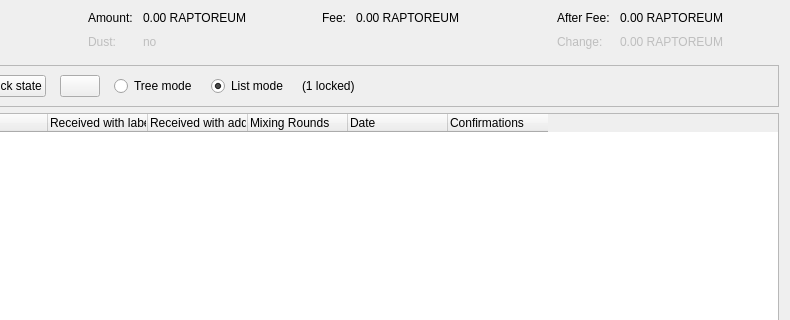
Above: src/qt/forms/coincontroldialog.ui from stabner/HashmonkeyCoin before the change; both pictures show x 164 to 954 and y 0 to 320 of the 954 by 500 pixel window. Below: the same form after it.
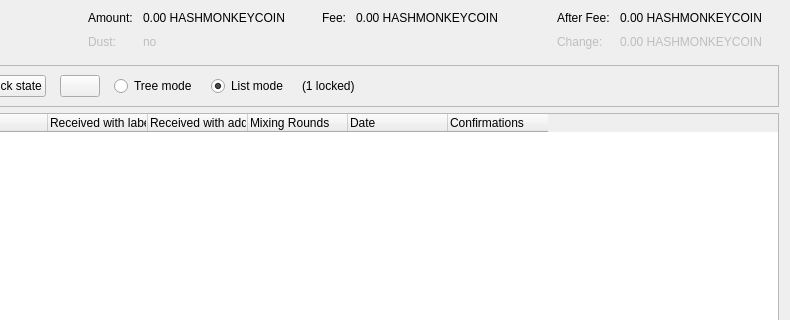
That is the form after the change. Custom widgets are drawn as their Qt base class.

Commit message:
Complete rebranding: Raptoreum â†’ HashmonkeyCoin, RTM â†’ HMNY
- Updated 662 files across the entire codebase
- Replaced all Raptoreum references with HashmonkeyCoin
- Replaced all RTM ticker references with HMNY
- Updated Qt locale files, test files, and documentation
- Updated binary names: hashmonkeycoind, hashmonkeycoin-qt, hashmonkeycoin-cli
- Updated configuration files and build scripts
- Complete rebranding from Raptoreum to HashmonkeyCoin (HMNY)

What changed in the file:
```diff
--- a/src/qt/forms/coincontroldialog.ui
+++ b/src/qt/forms/coincontroldialog.ui
@@ -114,7 +114,7 @@
           <enum>Qt::ActionsContextMenu</enum>
          </property>
          <property name="text">
-          <string notr="true">0.00 RAPTOREUM</string>
+          <string notr="true">0.00 HASHMONKEYCOIN</string>
          </property>
          <property name="textInteractionFlags">
           <set>Qt::LinksAccessibleByMouse|Qt::TextSelectableByKeyboard|Qt::TextSelectableByMouse</set>
@@ -182,7 +182,7 @@
           <enum>Qt::ActionsContextMenu</enum>
          </property>
          <property name="text">
-          <string notr="true">0.00 RAPTOREUM</string>
+          <string notr="true">0.00 HASHMONKEYCOIN</string>
          </property>
          <property name="textInteractionFlags">
           <set>Qt::LinksAccessibleByMouse|Qt::TextSelectableByKeyboard|Qt::TextSelectableByMouse</set>
@@ -221,7 +221,7 @@
           <enum>Qt::ActionsContextMenu</enum>
          </property>
          <property name="text">
-          <string notr="true">0.00 RAPTOREUM</string>
+          <string notr="true">0.00 HASHMONKEYCOIN</string>
          </property>
          <property name="textInteractionFlags">
           <set>Qt::LinksAccessibleByMouse|Qt::TextSelectableByKeyboard|Qt::TextSelectableByMouse</set>
@@ -250,7 +250,7 @@
           <enum>Qt::ActionsContextMenu</enum>
          </property>
          <property name="text">
-          <string notr="true">0.00 RAPTOREUM</string>
+          <string notr="true">0.00 HASHMONKEYCOIN</string>
          </property>
          <property name="textInteractionFlags">
           <set>Qt::LinksAccessibleByMouse|Qt::TextSelectableByKeyboard|Qt::TextSelectableByMouse</set>
```
The commit also changes 661 other files.
